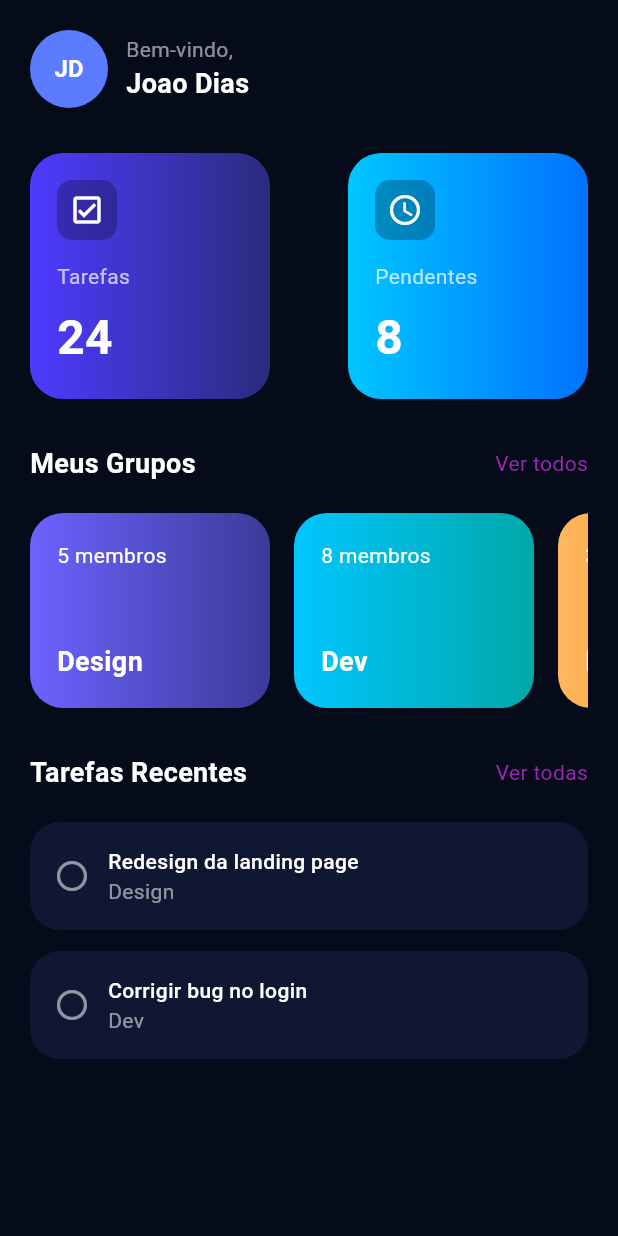
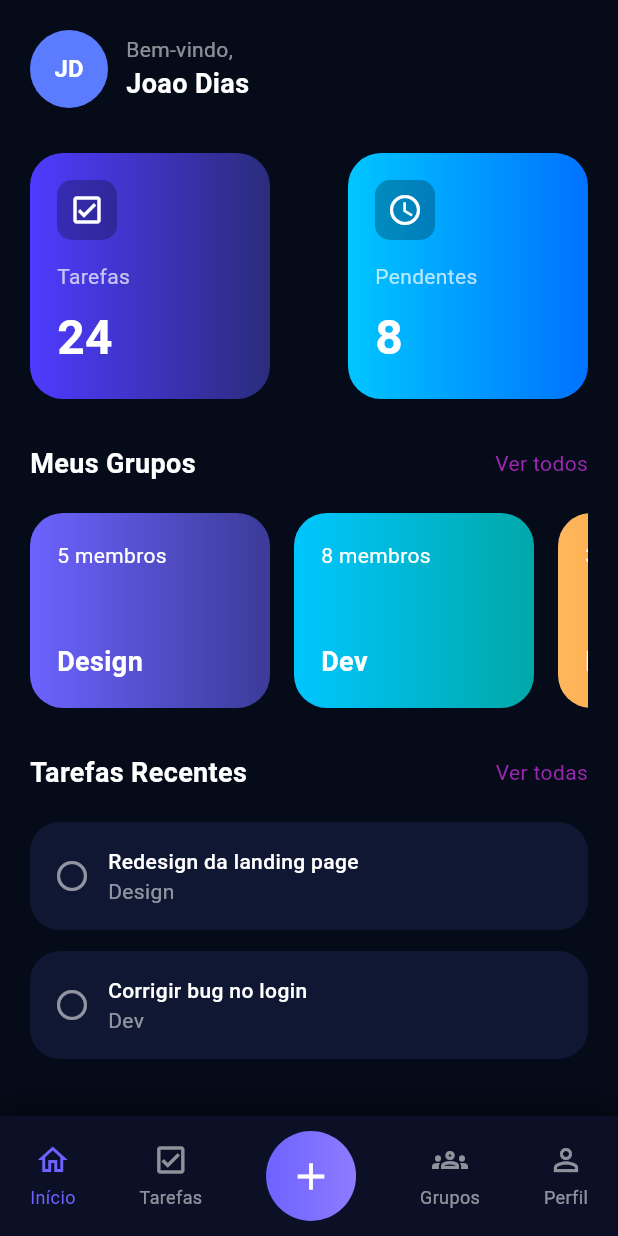
Before and after one commit to Bia-Lara/TeamFlow, a Flutter app: the screen it shows after launch, on a phone screen of 412 x 824 dp. Run offline on Flutter 3.47's test engine with Material 3 defaults, Android fonts, the phone set to English and light mode, and no system bars.

Commit message:
feat: menu e navegação entre paginas

```diff
--- /dev/null
+++ b/lib/core/layout/main_page.dart
@@ -0,0 +1,44 @@
+import 'package:flutter/material.dart';
+import '../widgets/app_bottom_navbar.dart';
+
+import '../../features/home/presentation/pages/home_page.dart';
+import '../../features/groups/presentation/pages/groups_page.dart';
+import '../../features/profile/presentation/pages/profile_page.dart';
+import '../../features/tasks/presentation/pages/tasks_page.dart';
+
+class MainPage extends StatefulWidget {
+  const MainPage({super.key});
+
+  @override
+  State<MainPage> createState() => _MainPageState();
+}
+
+class _MainPageState extends State<MainPage> {
+
+  int currentIndex = 0;
+
+  final List<Widget> pages = [
+    const HomePage(),
+    const TasksPage(),
+    const GroupsPage(),
+    const ProfilePage(),
+  ];
+
+  @override
+  Widget build(BuildContext context) {
+
+    return Scaffold(
+
+      body: pages[currentIndex],
+
+      bottomNavigationBar: AppBottomNavbar(
+        currentIndex: currentIndex,
+        onTap: (index) {
+          setState(() {
+            currentIndex = index;
+          });
+        },
+      ),
+    );
+  }
+}
--- a/lib/core/widgets/app_bottom_navbar.dart
+++ b/lib/core/widgets/app_bottom_navbar.dart
@@ -0,0 +1,102 @@
+import 'package:flutter/material.dart';
+
+class AppBottomNavbar extends StatelessWidget {
+  final int currentIndex;
+  final Function(int) onTap;
+
+  const AppBottomNavbar({
+    super.key,
+    required this.currentIndex,
+    required this.onTap,
+  });
+
+  @override
+  Widget build(BuildContext context) {
+
+    return Container(
+      height: 80,
+      padding: const EdgeInsets.symmetric(horizontal: 20),
+
+      decoration: const BoxDecoration(
+        color: Color(0xFF0B1026),
+        boxShadow: [
+          BoxShadow(
+            color: Colors.black54,
+            blurRadius: 20,
+            offset: Offset(0, -5),
+          )
+        ],
+      ),
+
+      child: Row(
+        mainAxisAlignment: MainAxisAlignment.spaceBetween,
+        children: [
+
+          _buildItem(Icons.home_outlined, "Início", 0),
+
+          _buildItem(Icons.check_box_outlined, "Tarefas", 1),
+
+          _buildAddButton(),
+
+          _buildItem(Icons.groups_outlined, "Grupos", 2),
+
+          _buildItem(Icons.person_outline, "Perfil", 3),
+        ],
+      ),
+    );
+  }
+
+  Widget _buildItem(IconData icon, String label, int index) {
+
+    final isSelected = currentIndex == index;
+
+    return GestureDetector(
+      onTap: () => onTap(index),
+
+      child: Column(
+        mainAxisAlignment: MainAxisAlignment.center,
+        children: [
+
+          Icon(
+            icon,
+            color: isSelected ? const Color(0xFF6C63FF) : Colors.white54,
+          ),
+
+          const SizedBox(height: 4),
+
+          Text(
+            label,
+            style: TextStyle(
+              fontSize: 12,
+              color: isSelected ? const Color(0xFF6C63FF) : Colors.white54,
+            ),
+          )
+        ],
+      ),
+    );
+  }
+
+  Widget _buildAddButton() {
+
+    return Container(
+      height: 60,
+      width: 60,
+
+      decoration: const BoxDecoration(
+        shape: BoxShape.circle,
+        gradient: LinearGradient(
+          colors: [
+            Color(0xFF6C63FF),
+            Color(0xFF8F7BFF)
+          ],
+        ),
+      ),
+
+      child: const Icon(
+        Icons.add,
+        color: Colors.white,
+        size: 30,
+      ),
+    );
+  }
+}
--- /dev/null
+++ b/lib/features/groups/presentation/pages/groups_page.dart
@@ -0,0 +1,14 @@
+import 'package:flutter/material.dart';
+
+class GroupsPage extends StatelessWidget {
+  const GroupsPage({super.key});
+
+  @override
+  Widget build(BuildContext context) {
+    return const Scaffold(
+      body: Center(
+        child: Text("Groups Page"),
+      ),
+    );
+  }
+}
--- /dev/null
+++ b/lib/features/profile/presentation/pages/profile_page.dart
@@ -0,0 +1,14 @@
+import 'package:flutter/material.dart';
+
+class ProfilePage extends StatelessWidget {
+  const ProfilePage({super.key});
+
+  @override
+  Widget build(BuildContext context) {
+    return const Scaffold(
+      body: Center(
+        child: Text("Profile Page"),
+      ),
+    );
+  }
+}
--- /dev/null
+++ b/lib/features/tasks/presentation/pages/tasks_page.dart
@@ -0,0 +1,14 @@
+import 'package:flutter/material.dart';
+
+class TasksPage extends StatelessWidget {
+  const TasksPage({super.key});
+
+  @override
+  Widget build(BuildContext context) {
+    return const Scaffold(
+      body: Center(
+        child: Text("Tasks Page"),
+      ),
+    );
+  }
+}
--- a/lib/main.dart
+++ b/lib/main.dart
@@ -1,5 +1,5 @@
 import 'package:flutter/material.dart';
-import 'features/home/presentation/pages/home_page.dart';
+import 'core/layout/main_page.dart';
 
 void main() {
   runApp(const MainApp());
@@ -12,7 +12,7 @@ class MainApp extends StatelessWidget {
   Widget build(BuildContext context) {
     return const MaterialApp(
       debugShowCheckedModeBanner: false,
-      home: HomePage(),
+      home: MainPage(),
     );
   }
 }
```
